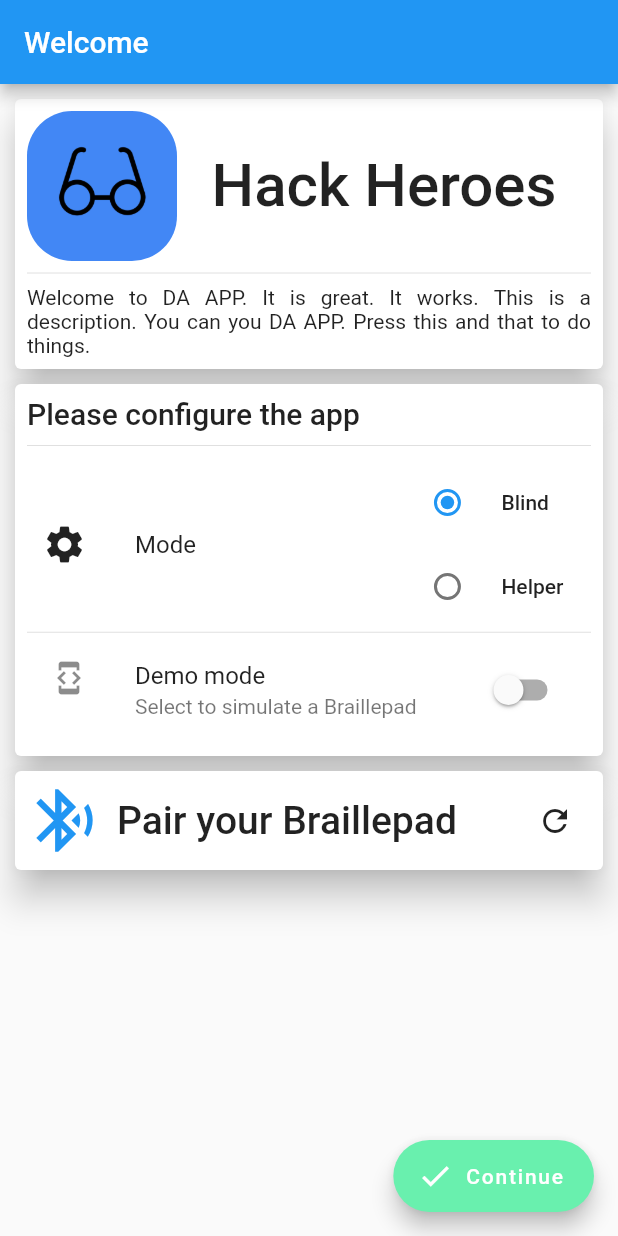
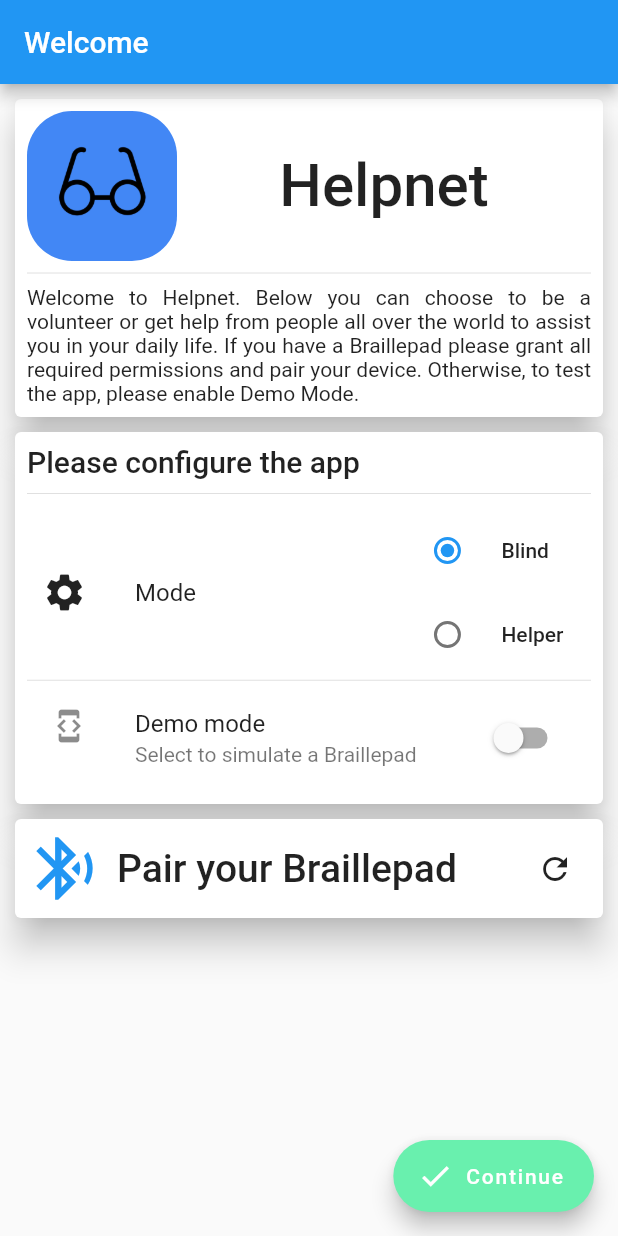
Before and after one commit to Carbon225/hack-heroes-2019-mobile, a Flutter app: the screen it shows after launch, on a phone screen of 412 x 824 dp. Run offline on Flutter 3.47's test engine with Material 2 defaults, Android fonts, the phone set to English and light mode, and no system bars; our stand-ins replace camera, firebase_messaging, flutter_blue, permission_handler, shared_preferences; accounts and stored records are empty.

```diff
--- a/lib/main.dart
+++ b/lib/main.dart
@@ -7,7 +7,7 @@ class MyApp extends StatelessWidget {
   @override
   Widget build(BuildContext context) {
     return MaterialApp(
-      title: 'Hack Heroes',
+      title: 'Helpnet',
       theme: ThemeData(
         primarySwatch: Colors.blue,
       ),
--- a/lib/ui/blind_home.dart
+++ b/lib/ui/blind_home.dart
@@ -47,7 +47,7 @@ class BlindHomeState extends State<BlindHome> {
   Widget build(BuildContext context) {
     return Scaffold(
       appBar: AppBar(
-        title: const Text('App title'),
+        title: const Text('Helpnet'),
         actions: <Widget>[
           SettingsButton(),
         ],
--- a/lib/ui/configurator_screen.dart
+++ b/lib/ui/configurator_screen.dart
@@ -32,7 +32,7 @@ class ConfiguratorScreen extends StatefulWidget {
                 Expanded(
                   child: Align(
                     alignment: Alignment.center,
-                    child: Text('Hack Heroes',
+                    child: Text('Helpnet',
                       style: Theme.of(context).textTheme.title.apply(fontSizeFactor: 2),
                     ),
                   ),
@@ -40,7 +40,7 @@ class ConfiguratorScreen extends StatefulWidget {
               ],
             ),
             const Divider(),
-            Text('Welcome to DA APP. It is great. It works. This is a description. You can you DA APP. Press this and that to do things.',
+            Text('Welcome to Helpnet. Below you can choose to be a volunteer or get help from people all over the world to assist you in your daily life. If you have a Braillepad please grant all required permissions and pair your device. Otherwise, to test the app, please enable Demo Mode.',
               textAlign: TextAlign.justify,
               style: Theme.of(context).textTheme.body1,
             ),
--- a/lib/ui/helper_home.dart
+++ b/lib/ui/helper_home.dart
@@ -38,7 +38,7 @@ class HelperHomeState extends State<HelperHome> {
   Widget build(BuildContext context) {
     return Scaffold(
       appBar: AppBar(
-        title: const Text('App title'),
+        title: const Text('Helpnet'),
         actions: <Widget>[
           SettingsButton(),
         ],
```
Also changed, not shown: 1 other file.
